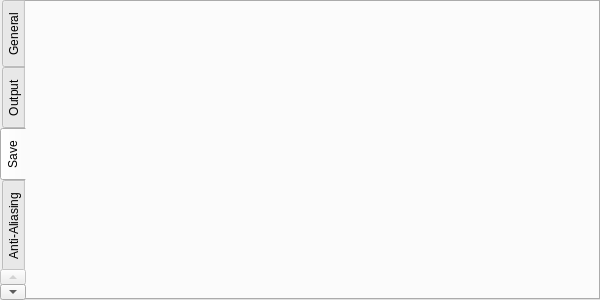
Old version of the form QChromosome/tabwidget.ui in the repository Michalaq/ChromosomeVisualizer.
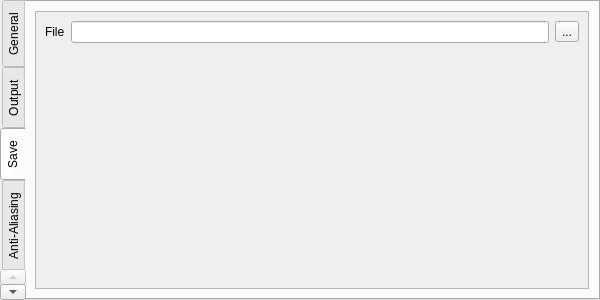
New version of the form. The open tabs and pages were chosen to show the change.

Commit message: Added file name dialog

The edit to the form file:
```diff
--- a/QChromosome/tabwidget.ui
+++ b/QChromosome/tabwidget.ui
@@ -213,6 +213,57 @@
    <attribute name="title">
     <string>Save</string>
    </attribute>
+   <layout class="QGridLayout" name="gridLayout_3">
+    <item row="0" column="0">
+     <widget class="QScrollArea" name="scrollArea_2">
+      <property name="widgetResizable">
+       <bool>true</bool>
+      </property>
+      <widget class="QWidget" name="scrollAreaWidgetContents_2">
+       <property name="geometry">
+        <rect>
+         <x>0</x>
+         <y>0</y>
+         <width>412</width>
+         <height>282</height>
+        </rect>
+       </property>
+       <layout class="QGridLayout" name="gridLayout_4">
+        <item row="0" column="2">
+         <widget class="QToolButton" name="toolButton">
+          <property name="text">
+           <string>...</string>
+          </property>
+         </widget>
+        </item>
+        <item row="0" column="0">
+         <widget class="QLabel" name="label_4">
+          <property name="text">
+           <string>File</string>
+          </property>
+         </widget>
+        </item>
+        <item row="0" column="1">
+         <widget class="QLineEdit" name="lineEdit"/>
+        </item>
+        <item row="1" column="0" colspan="3">
+         <spacer name="verticalSpacer_2">
+          <property name="orientation">
+           <enum>Qt::Vertical</enum>
+          </property>
+          <property name="sizeHint" stdset="0">
+           <size>
+            <width>20</width>
+            <height>40</height>
+           </size>
+          </property>
+         </spacer>
+        </item>
+       </layout>
+      </widget>
+     </widget>
+    </item>
+   </layout>
   </widget>
   <widget class="QWidget" name="tabAntialiasing">
    <attribute name="title">
```
Left out of the diff: 50 changed lines with no effect on the pictures. The commit also changes 4 other files.
